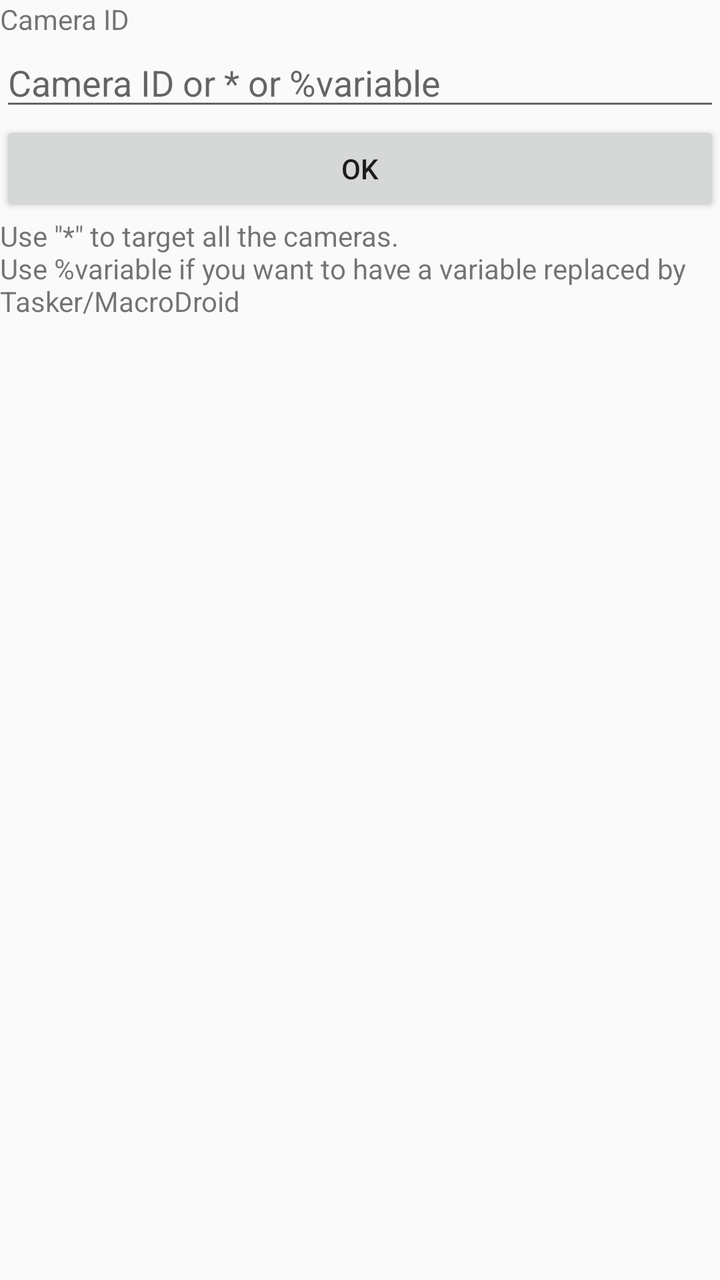
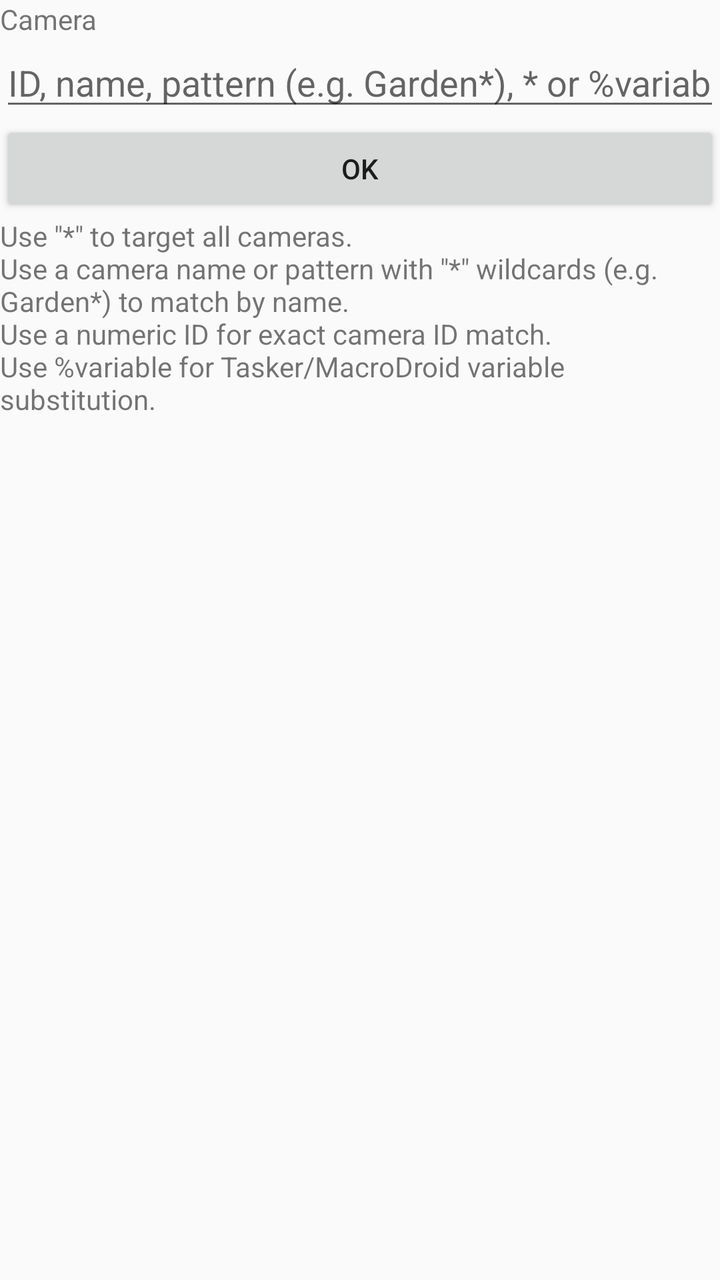

Two renders of the same Android screen: before a commit and after it. Below are the layout's source before the change and the commit's diff.
<!-- AndroidManifest.xml: application theme AppTheme -->
<!-- res/layout/activity_config_disable_camera_pir.xml -->
<?xml version="1.0" encoding="utf-8"?>
<LinearLayout xmlns:android="http://schemas.android.com/apk/res/android"
    android:orientation="vertical" android:layout_width="match_parent"
    android:layout_height="match_parent"
    xmlns:tools="http://schemas.android.com/tools"
    tools:context=".tasker.ActivityConfigDisableAlarms"
    >

    <TextView
        android:layout_width="match_parent"
        android:layout_height="wrap_content"
        android:text="Camera ID" />

    <EditText
        android:id="@+id/editCameraID"
        android:layout_width="match_parent"
        android:layout_height="wrap_content"
        android:ems="10"
        android:hint="Camera ID or * or %variable"
        android:inputType="text" />

    <Button
        android:id="@+id/buttonOK"
        android:layout_width="match_parent"
        android:layout_height="wrap_content"
        android:text="OK" />

    <TextView
        android:id="@+id/textView"
        android:layout_width="match_parent"
        android:layout_height="wrap_content"
        android:text="Use &quot;*&quot; to target all the cameras.\nUse %variable if you want to have a variable replaced by Tasker/MacroDroid" />

</LinearLayout>
<!-- resources referenced by this layout -->
<resources>
  <style name="AppTheme" parent="Theme.AppCompat.Light.DarkActionBar">
          
          <item name="colorPrimary">@color/colorPrimary</item>
          <item name="colorPrimaryDark">@color/colorPrimaryDark</item>
          <item name="colorAccent">@color/colorAccent</item>
      </style>
  <color name="colorPrimary">#008577</color>
  <color name="colorPrimaryDark">#00574B</color>
  <color name="colorAccent">#D81B60</color>
</resources>

<!-- the commit's change to res/layout/activity_config_disable_camera_pir.xml (unified diff, before → after) -->
@@ -9,14 +9,14 @@
     <TextView
         android:layout_width="match_parent"
         android:layout_height="wrap_content"
-        android:text="Camera ID" />
+        android:text="Camera" />
 
     <EditText
         android:id="@+id/editCameraID"
         android:layout_width="match_parent"
         android:layout_height="wrap_content"
         android:ems="10"
-        android:hint="Camera ID or * or %variable"
+        android:hint="ID, name, pattern (e.g. Garden*), * or %variable"
         android:inputType="text" />
 
     <Button
@@ -29,6 +29,6 @@
         android:id="@+id/textView"
         android:layout_width="match_parent"
         android:layout_height="wrap_content"
-        android:text="Use &quot;*&quot; to target all the cameras.\nUse %variable if you want to have a variable replaced by Tasker/MacroDroid" />
+        android:text="Use &quot;*&quot; to target all cameras.\nUse a camera name or pattern with &quot;*&quot; wildcards (e.g. Garden*) to match by name.\nUse a numeric ID for exact camera ID match.\nUse %variable for Tasker/MacroDroid variable substitution." />
 
 </LinearLayout>
